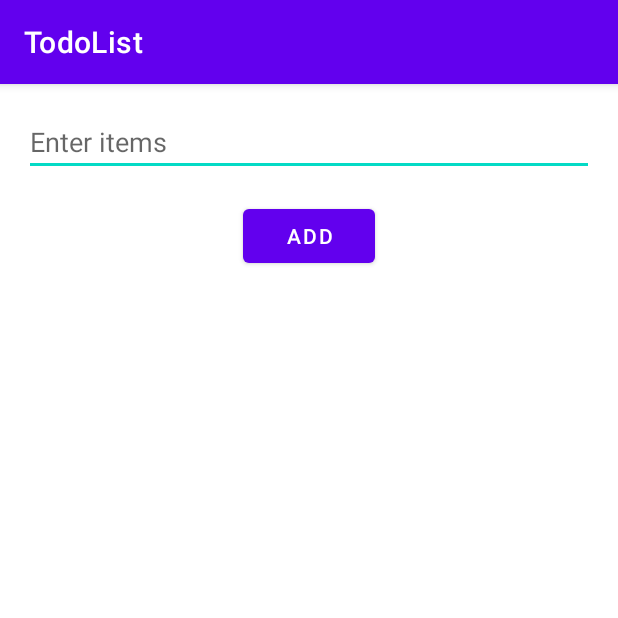
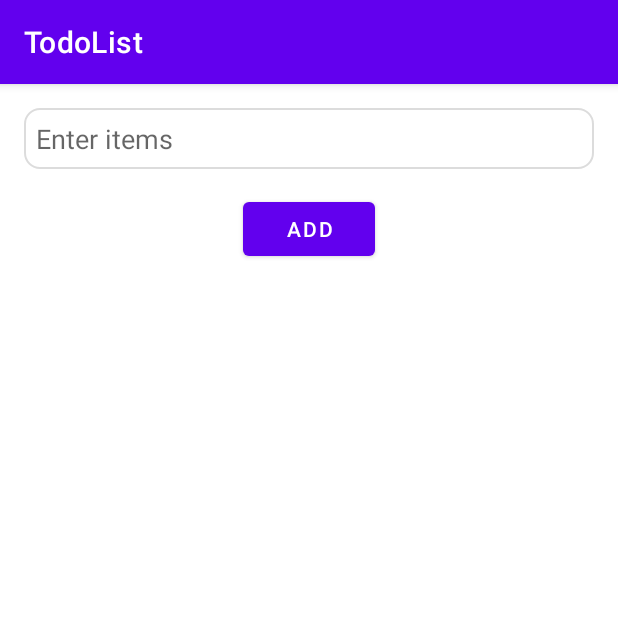
Before and after one commit to DeepshikaGhale/JAV1001-Lab6-Todo-List, an Android app: the screen it shows after launch (MainActivity), on a phone screen of 412 x 824 dp, the top half of it. Run offline under Robolectric (Android 15) with nearby library versions, the phone set to English and light mode, and no system bars.

Commit message:
Update the edit text borer

```diff
--- a/app/src/main/res/drawable/border.xml
+++ b/app/src/main/res/drawable/border.xml
@@ -1,4 +1,6 @@
 <?xml version="1.0" encoding="utf-8"?>
 <shape xmlns:android="http://schemas.android.com/apk/res/android">
-
+    <solid android:color="@color/white"/>
+    <stroke android:width="1.5dp" android:color="@color/grey" />
+    <corners android:radius="10dp"/>
 </shape>
--- a/app/src/main/res/layout/activity_main.xml
+++ b/app/src/main/res/layout/activity_main.xml
@@ -10,7 +10,8 @@
     <EditText
         android:id="@+id/itemsInput"
         android:hint="@string/hint"
-
+        android:padding="8dp"
+        android:background="@drawable/border"
         android:layout_width="match_parent"
         android:layout_margin="16dp"
         android:layout_height="wrap_content"/>
@@ -22,4 +23,5 @@
         android:layout_width="wrap_content"
         android:layout_height="wrap_content"/>
 
+
 </LinearLayout>
--- a/app/src/main/res/values/colors.xml
+++ b/app/src/main/res/values/colors.xml
@@ -7,4 +7,5 @@
     <color name="teal_700">#FF018786</color>
     <color name="black">#FF000000</color>
     <color name="white">#FFFFFFFF</color>
+    <color name="grey">#66A9A9A9</color>
 </resources>
```
